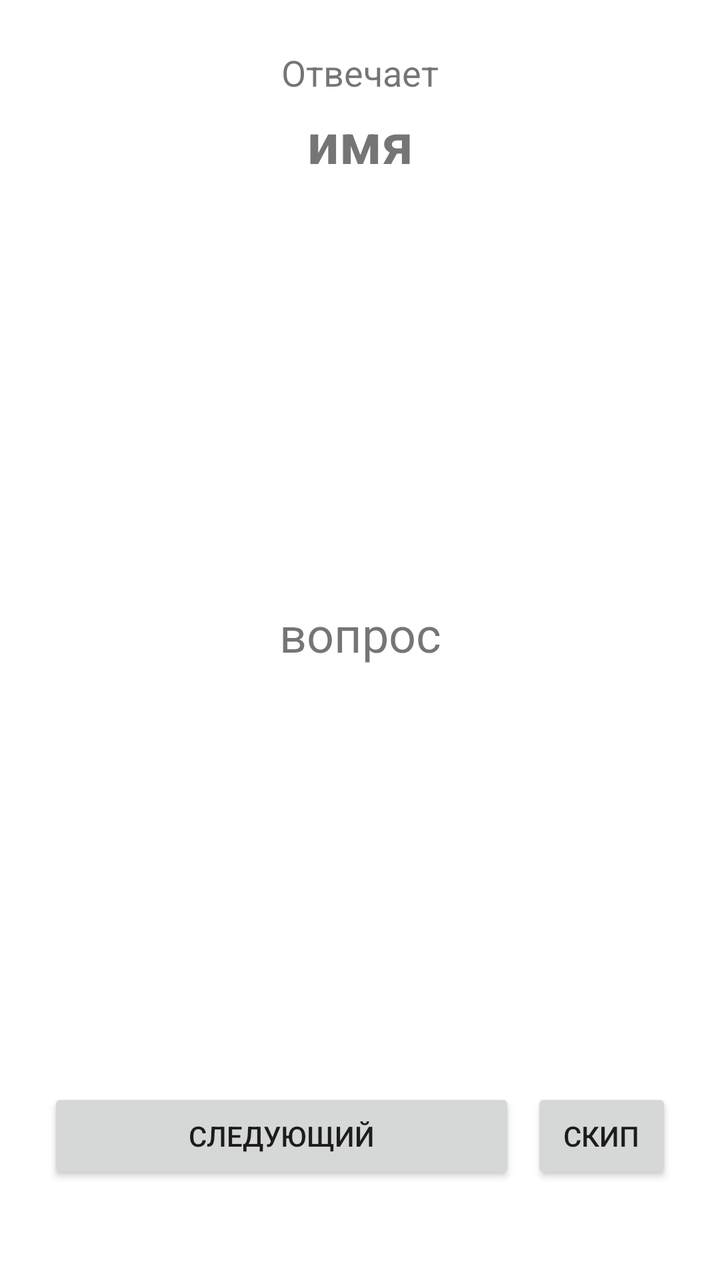
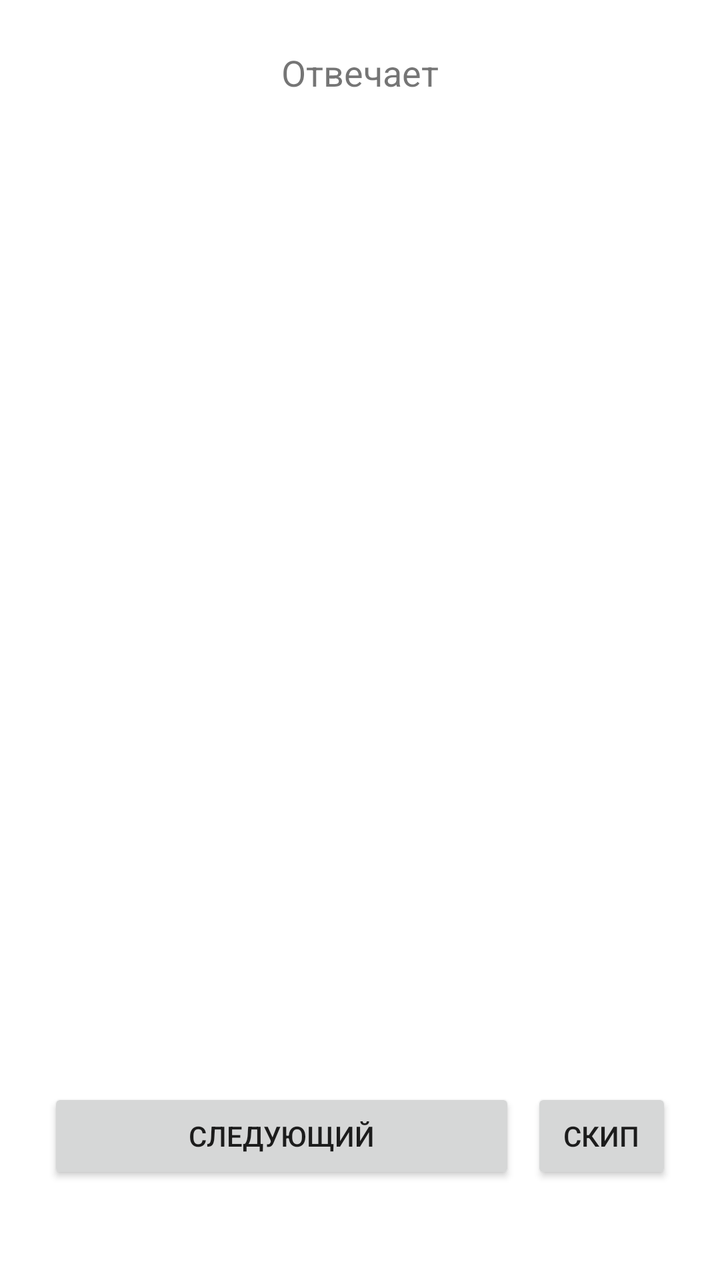

Compare the two renders of this Android layout. The source of the first and the diff that turns it into the second are given below.
<!-- AndroidManifest.xml: application theme Theme.TrueOrTrue -->
<!-- res/layout/activity_game.xml -->
<?xml version="1.0" encoding="utf-8"?>
<androidx.constraintlayout.widget.ConstraintLayout
    xmlns:android="http://schemas.android.com/apk/res/android"
    xmlns:app="http://schemas.android.com/apk/res-auto"
    android:layout_width="match_parent"
    android:layout_height="match_parent"
    android:padding="24dp">

    <TextView
        android:id="@+id/currentPlayerLabel"
        android:layout_width="wrap_content"
        android:layout_height="wrap_content"
        android:text="Отвечает"
        android:textSize="18sp"
        app:layout_constraintEnd_toEndOf="parent"
        app:layout_constraintStart_toStartOf="parent"
        app:layout_constraintTop_toTopOf="parent" />

    <TextView
        android:id="@+id/currentPlayerName"
        android:layout_width="wrap_content"
        android:layout_height="wrap_content"
        android:layout_marginTop="4dp"
        android:text="имя"
        android:textSize="28sp"
        android:textStyle="bold"
        app:layout_constraintEnd_toEndOf="parent"
        app:layout_constraintStart_toStartOf="parent"
        app:layout_constraintTop_toBottomOf="@id/currentPlayerLabel" />

    <TextView
        android:id="@+id/questionText"
        android:layout_width="0dp"
        android:layout_height="0dp"
        android:layout_marginTop="24dp"
        android:layout_marginBottom="24dp"
        android:gravity="center"
        android:text="вопрос"
        android:textSize="24sp"
        app:layout_constraintBottom_toTopOf="@id/actionButtons"
        app:layout_constraintEnd_toEndOf="parent"
        app:layout_constraintStart_toStartOf="parent"
        app:layout_constraintTop_toBottomOf="@id/currentPlayerName" />

    <LinearLayout
        android:id="@+id/actionButtons"
        android:layout_width="0dp"
        android:layout_height="wrap_content"
        android:layout_marginBottom="24dp"
        android:orientation="horizontal"
        app:layout_constraintBottom_toBottomOf="parent"
        app:layout_constraintEnd_toEndOf="parent"
        app:layout_constraintStart_toStartOf="parent">

        <Button
            android:id="@+id/nextPlayerButton"
            android:layout_width="0dp"
            android:layout_height="wrap_content"
            android:layout_weight="1"
            android:text="Следующий" />

        <Button
            android:id="@+id/nextQuestionButton"
            android:layout_width="0dp"
            android:layout_height="wrap_content"
            android:layout_marginStart="8dp"
            android:layout_weight="0.3"
            android:text="Скип" />

    </LinearLayout>

</androidx.constraintlayout.widget.ConstraintLayout>
<!-- resources referenced by this layout -->
<resources>
  <style name="Theme.TrueOrTrue" parent="Theme.MaterialComponents.DayNight.DarkActionBar">
          
          <item name="colorPrimary">@color/purple_500</item>
          <item name="colorPrimaryVariant">@color/purple_700</item>
          <item name="colorOnPrimary">@color/white</item>
          
          <item name="colorSecondary">@color/teal_200</item>
          <item name="colorSecondaryVariant">@color/teal_700</item>
          <item name="colorOnSecondary">@color/black</item>
          
          <item name="android:statusBarColor">?attr/colorPrimaryVariant</item>
          
      </style>
  <color name="purple_500">#FF6200EE</color>
  <color name="purple_700">#FF3700B3</color>
  <color name="white">#FFFFFFFF</color>
  <color name="teal_200">#FF03DAC5</color>
  <color name="teal_700">#FF018786</color>
  <color name="black">#FF000000</color>
</resources>

<!-- the commit's change to res/layout/activity_game.xml (unified diff, before → after) -->
@@ -21,7 +21,7 @@
         android:layout_width="wrap_content"
         android:layout_height="wrap_content"
         android:layout_marginTop="4dp"
-        android:text="имя"
+        android:text=""
         android:textSize="28sp"
         android:textStyle="bold"
         app:layout_constraintEnd_toEndOf="parent"
@@ -35,7 +35,7 @@
         android:layout_marginTop="24dp"
         android:layout_marginBottom="24dp"
         android:gravity="center"
-        android:text="вопрос"
+        android:text=""
         android:textSize="24sp"
         app:layout_constraintBottom_toTopOf="@id/actionButtons"
         app:layout_constraintEnd_toEndOf="parent"
